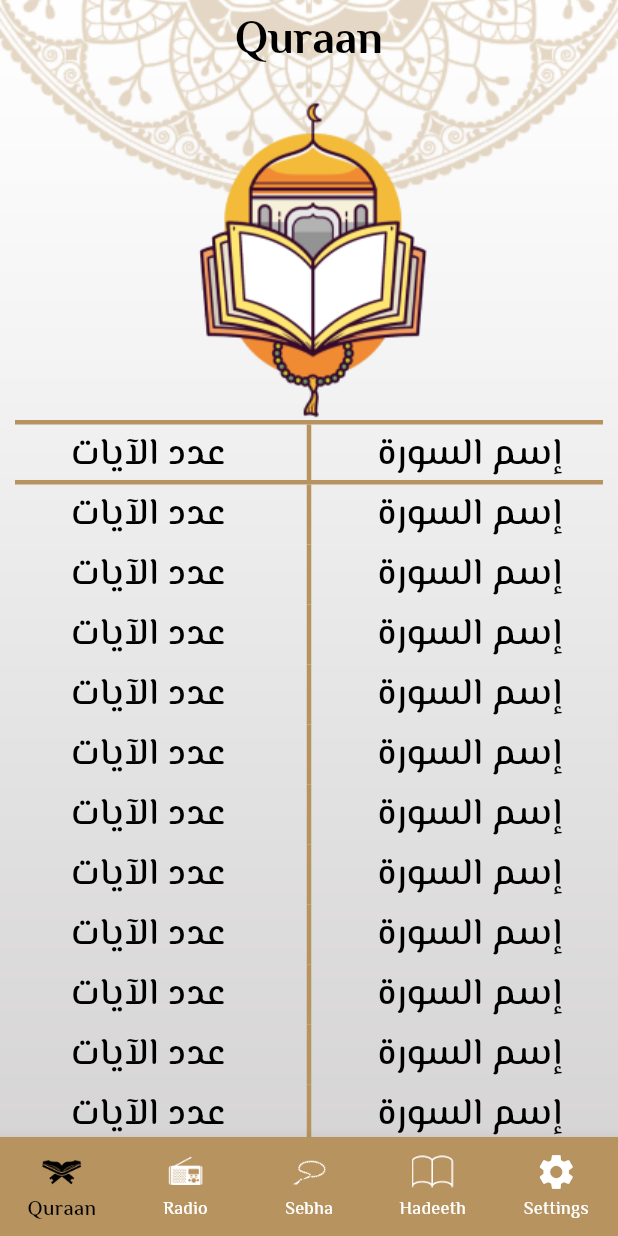
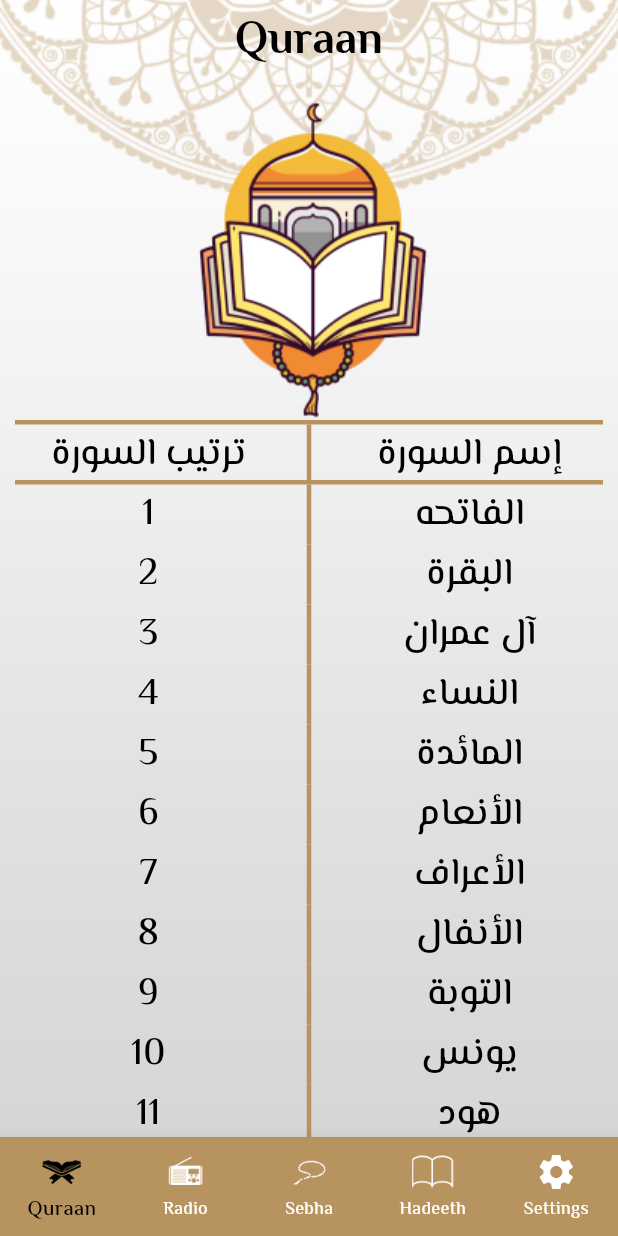
Before and after one commit to WidgetWiz/Flutter, a Flutter app: the screen it shows after launch, on a phone screen of 412 x 824 dp. Run offline on Flutter 3.47's test engine with Material 3 defaults, Android fonts, the phone set to English and light mode, and no system bars; our stand-ins replace google_fonts.

Commit message:
got the data in place

```diff
--- a/Islamic app/lib/modules/quraan/quraan_item.dart
+++ b/Islamic app/lib/modules/quraan/quraan_item.dart
@@ -1,7 +1,10 @@
 import 'package:flutter/material.dart';
 
 class QuraanItem extends StatelessWidget {
-  QuraanItem ({super.key});
+  QuraanItem ({super.key, required this.suraName, required this.suraNumber});
+
+  final String suraName;
+  final String suraNumber;
 
   @override
   Widget build(BuildContext context) {
@@ -11,7 +14,7 @@ class QuraanItem extends StatelessWidget {
       child: Row(
         children: [
           Expanded(child: Text(
-            "عدد الآيات",
+            suraNumber,
             textAlign: TextAlign.center,
             style: theme.textTheme.bodyMedium,
           ),),
@@ -20,7 +23,7 @@ class QuraanItem extends StatelessWidget {
             thickness: 3,
           ),
           Expanded(child: Text(
-            "إسم السورة",
+            suraName,
             textAlign: TextAlign.center,
             style: theme.textTheme.bodyMedium,
           ),),
--- a/Islamic app/lib/modules/quraan/quraan_view.dart
+++ b/Islamic app/lib/modules/quraan/quraan_view.dart
@@ -3,7 +3,18 @@ import 'package:flutter/material.dart';
 import 'package:islamic_app/modules/quraan/quraan_item.dart';
 
 class QuraanView extends StatelessWidget {
-  const QuraanView({super.key});
+
+  List<String> SuraNames = ["الفاتحه","البقرة","آل عمران","النساء","المائدة","الأنعام","الأعراف","الأنفال","التوبة","يونس","هود"
+    ,"يوسف","الرعد","إبراهيم","الحجر","النحل","الإسراء","الكهف","مريم","طه","الأنبياء","الحج","المؤمنون"
+    ,"النّور","الفرقان","الشعراء","النّمل","القصص","العنكبوت","الرّوم","لقمان","السجدة","الأحزاب","سبأ"
+    ,"فاطر","يس","الصافات","ص","الزمر","غافر","فصّلت","الشورى","الزخرف","الدّخان","الجاثية","الأحقاف"
+    ,"محمد","الفتح","الحجرات","ق","الذاريات","الطور","النجم","القمر","الرحمن","الواقعة","الحديد","المجادلة"
+    ,"الحشر","الممتحنة","الصف","الجمعة","المنافقون","التغابن","الطلاق","التحريم","الملك","القلم","الحاقة","المعارج"
+    ,"نوح","الجن","المزّمّل","المدّثر","القيامة","الإنسان","المرسلات","النبأ","النازعات","عبس","التكوير","الإنفطار"
+    ,"المطفّفين","الإنشقاق","البروج","الطارق","الأعلى","الغاشية","الفجر","البلد","الشمس","الليل","الضحى","الشرح"
+    ,"التين","العلق","القدر","البينة","الزلزلة","العاديات","القارعة","التكاثر","العصر",
+    "الهمزة","الفيل","قريش","الماعون","الكوثر","الكافرون","النصر","المسد","الإخلاص","الفلق","الناس"
+  ];
 
   @override
   Widget build(BuildContext context) {
@@ -23,7 +34,7 @@ class QuraanView extends StatelessWidget {
           child: Row(
               children: [
                 Expanded(child: Text(
-                    "عدد الآيات",
+                    "ترتيب السورة",
                     textAlign: TextAlign.center,
                     style: theme.textTheme.bodyMedium,
                 ),),
@@ -48,7 +59,10 @@ class QuraanView extends StatelessWidget {
         ),
         Expanded(
             child: ListView.builder(
-              itemBuilder: (context, index) => QuraanItem(), itemCount: 40,)),
+              itemBuilder: (context, index) => QuraanItem(
+                suraName: SuraNames[index],
+                suraNumber: "${index + 1}",
+              ), itemCount: 114,)),
       ],
     );
   }
```
